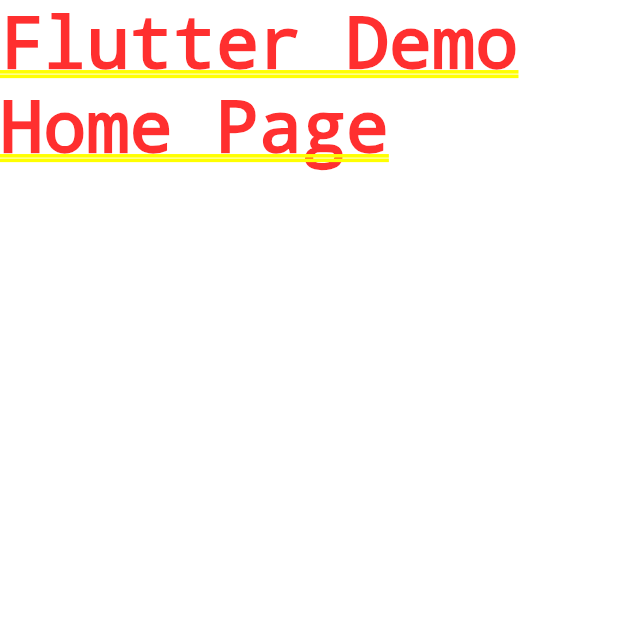
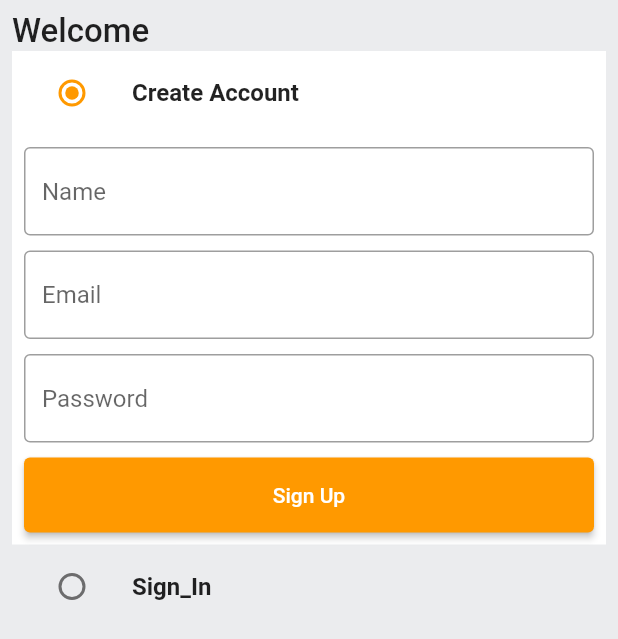
Before and after one commit to Shubh2003/amazon_clone, a Flutter app: the screen it shows after launch, on a phone screen of 412 x 824 dp. Shown: the top 639 px of the screen. Run offline on Flutter 3.47's test engine with Material 2 defaults, Android fonts, the phone set to English and light mode, and no system bars.

Commit message:
second commit

```diff
--- /dev/null
+++ b/lib/common/widgets/custom_button.dart
@@ -0,0 +1,17 @@
+import 'package:flutter/material.dart';
+class CustomButton extends StatelessWidget {
+  final String text;
+  final VoidCallback ontap;
+  const CustomButton({super.key, required this.text,  required this.ontap});
+
+  @override
+  Widget build(BuildContext context) {
+    return  ElevatedButton(
+      child: Text(text,),
+      onPressed:ontap,
+      style: ElevatedButton.styleFrom(
+        minimumSize: const Size(double.infinity,50),
+      ),
+    );
+  }
+}
--- /dev/null
+++ b/lib/common/widgets/custom_textfield.dart
@@ -0,0 +1,25 @@
+import 'package:flutter/material.dart';
+
+class CustomTextField extends StatelessWidget {
+  final TextEditingController controller;
+  final String hintText;
+  const CustomTextField({super.key, required this.controller, required this.hintText});
+
+  @override
+  Widget build(BuildContext context) {
+    return TextFormField(
+      controller: controller,
+      decoration: InputDecoration(
+        hintText: hintText,
+          border: const OutlineInputBorder(
+              borderSide: BorderSide(
+            color: Colors.black38,
+          )),
+          enabledBorder: const OutlineInputBorder(
+              borderSide: BorderSide(
+            color: Colors.black38,
+          ))),
+          validator: (val){},
+    );
+  }
+}
--- /dev/null
+++ b/lib/features/auth/screen/auth-screen.dart
@@ -0,0 +1,130 @@
+import 'package:amazon_clone/common/widgets/custom_button.dart';
+import 'package:amazon_clone/common/widgets/custom_textfield.dart';
+import 'package:amazon_clone/constants/global_variables.dart';
+import 'package:flutter/material.dart';
+
+enum Auth {
+  signin,
+  signup,
+}
+
+class AuthScreen extends StatefulWidget {
+  static const String routeName = '/auth-screen';
+  const AuthScreen({super.key});
+
+  @override
+  State<AuthScreen> createState() => _AuthScreenState();
+}
+
+class _AuthScreenState extends State<AuthScreen> {
+  Auth _auth = Auth.signup;
+  final _signUpFormKey = GlobalKey<FormState>();
+  final _signIpFormKey = GlobalKey<FormState>();
+  final TextEditingController _emailController = TextEditingController();
+  final TextEditingController _passwordController = TextEditingController();
+  final TextEditingController _nameController = TextEditingController();
+
+  @override
+  void dispose() {
+    // TODO: implement dispose
+    super.dispose();
+    _emailController.dispose();
+    _passwordController.dispose();
+    _nameController.dispose();
+  }
+
+  @override
+  Widget build(BuildContext context) {
+    return Scaffold(
+      backgroundColor: GlobalVariables.greyBackgroundCOlor,
+      body: SafeArea(
+          child: Padding(
+        padding: const EdgeInsets.all(8.0),
+        child: Column(
+          crossAxisAlignment: CrossAxisAlignment.start,
+          children: [
+            const Text(
+              'Welcome',
+              style: TextStyle(
+                fontSize: 22,
+                fontWeight: FontWeight.w500,
+              ),
+            ),
+            ListTile(
+              tileColor: _auth == Auth.signup? GlobalVariables.backgroundColor: GlobalVariables.greyBackgroundCOlor,
+              title: const Text(
+                'Create Account',
+                style: TextStyle(
+                  fontWeight: FontWeight.bold,
+                ),
+              ),
+              leading: Radio(
+                activeColor: GlobalVariables.secondaryColor,
+                value: Auth.signup,
+                groupValue: _auth,
+                onChanged: (Auth? val) {
+                  setState(() {
+                    _auth = val!;
+                  });
+                },
+              ),
+            ),
+            if (_auth == Auth.signup)
+              Container(
+                padding: const EdgeInsets.all(8),
+                color: GlobalVariables.backgroundColor,
+                child: Form(
+                  key: _signUpFormKey,
+                  child: Column(
+                    children: [
+                      CustomTextField(
+                        controller: _nameController,
+                        hintText: 'Name',
+                      ),
+                      const SizedBox(
+                        height: 10,
+                      ),
+                      CustomTextField(
+                        controller: _emailController,
+                        hintText: 'Email',
+                      ),
+                      const SizedBox(
+                        height: 10,
+                      ),
+                      CustomTextField(
+                        controller: _passwordController,
+                        hintText: 'Password',
+                      ),
+                      const SizedBox(height: 10),
+                      CustomButton(
+                        text: 'Sign Up',
+                        ontap: () {},
+                      )
+                    ],
+                  ),
+                ),
+              ),
+            ListTile(
+              title: const Text(
+                'Sign_In',
+                style: TextStyle(
+                  fontWeight: FontWeight.bold,
+                ),
+              ),
+              leading: Radio(
+                activeColor: GlobalVariables.secondaryColor,
+                value: Auth.signin,
+                groupValue: _auth,
+                onChanged: (Auth? val) {
+                  setState(() {
+                    _auth = val!;
+                  });
+                },
+              ),
+            )
+          ],
+        ),
+      )),
+    );
+  }
+}
--- a/lib/main.dart
+++ b/lib/main.dart
@@ -1,3 +1,6 @@
+import 'package:amazon_clone/constants/global_variables.dart';
+import 'package:amazon_clone/features/auth/screen/auth-screen.dart';
+import 'package:amazon_clone/router.dart';
 import 'package:flutter/material.dart';
 
 void main() {
@@ -7,17 +10,26 @@ void main() {
 class MyApp extends StatelessWidget {
   const MyApp({super.key});
 
-
   @override
   Widget build(BuildContext context) {
     return MaterialApp(
+      debugShowCheckedModeBanner: false,
       title: 'Amazon Clone',
       theme: ThemeData(
+        scaffoldBackgroundColor: GlobalVariables.backgroundColor,
+        colorScheme: const ColorScheme.light(
+          primary: GlobalVariables.secondaryColor,
+        ),
+        appBarTheme: const AppBarTheme(
+            elevation: 0,
+            iconTheme: IconThemeData(
+              color: Colors.black,
+            )),
         primarySwatch: Colors.blue,
+      ),
+      onGenerateRoute: (settings) => generateRoute(settings),
+      home: const AuthScreen(),
 
-        useMaterial3: true,
-      ),
-      home: const Text( 'Flutter Demo Home Page'),
     );
   }
 }
--- /dev/null
+++ b/lib/router.dart
@@ -0,0 +1,20 @@
+import 'package:amazon_clone/features/auth/screen/auth-screen.dart';
+import 'package:flutter/material.dart';
+
+Route<dynamic> generateRoute(RouteSettings routeSettings) {
+  switch (routeSettings.name) {
+    case AuthScreen.routeName:
+      return MaterialPageRoute(
+        settings: routeSettings,
+        builder: (_) => const AuthScreen(),
+      );
+    default:
+      return MaterialPageRoute(
+        settings: routeSettings,
+          builder: (_) => const Scaffold(
+                body: Center(
+                  child: Text("Screen does not exit!"),
+                ),
+              ));
+  }
+}
```
